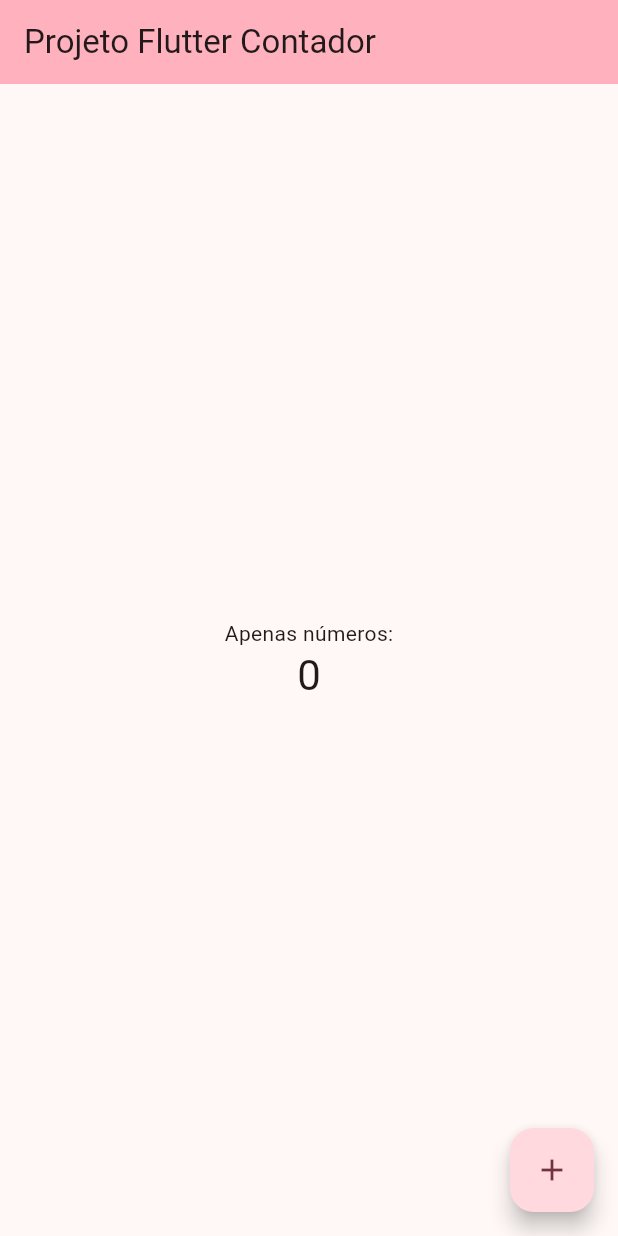
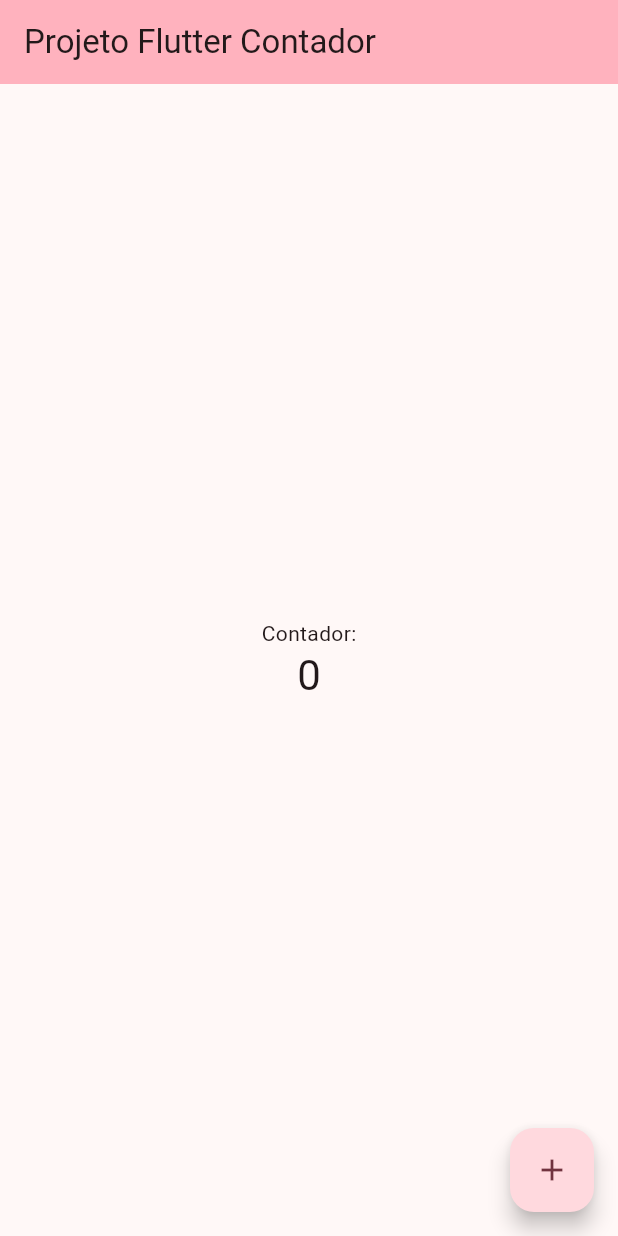
Before and after one commit to mercurio236/contador, a Flutter app: the screen it shows after launch, on a phone screen of 412 x 824 dp. Run offline on Flutter 3.47's test engine with Material 2 defaults, Android fonts, the phone set to English and light mode, and no system bars.

Commit message:
alterado texto do contador

```diff
--- a/lib/main.dart
+++ b/lib/main.dart
@@ -51,7 +51,7 @@ class _MyHomePageState extends State<MyHomePage> {
           mainAxisAlignment: MainAxisAlignment.center,
           children: <Widget>[
             const Text(
-              'Apenas números:',
+              'Contador:',
             ),
             Text(
               '$_counter',
```
